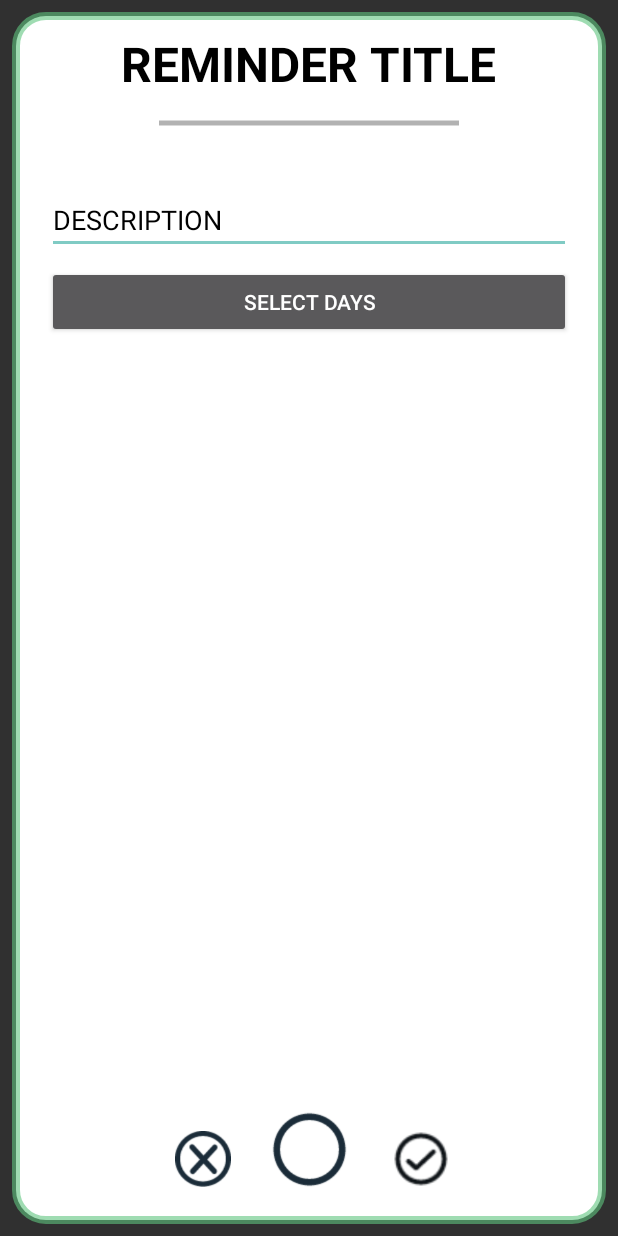
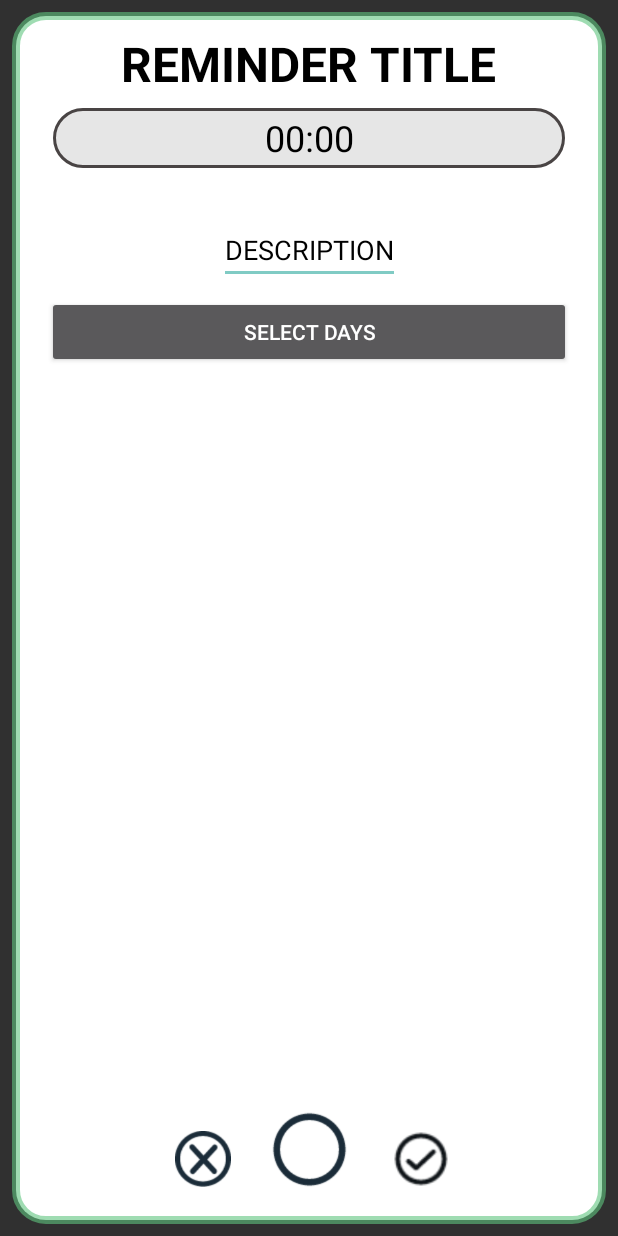
Before and after one commit to Tomroke/MA18Examensarbete, an Android app: the layout fragment_reminder_main.xml on its own in the app's theme, with its tools: preview values and no code run, on a phone screen of 412 x 824 dp. Run offline under Robolectric (Android 15) with nearby library versions, the phone set to English and light mode, and no system bars.

```diff
--- /dev/null
+++ b/app/src/main/res/drawable/custom_progressbar.xml
@@ -0,0 +1,40 @@
+<?xml version="1.0" encoding="utf-8"?>
+<layer-list xmlns:android="http://schemas.android.com/apk/res/android">
+
+    <item>
+        <shape
+            android:shape="rectangle">
+
+            <stroke
+                android:width="2dp"
+                android:color="#494444"/>
+
+            <solid
+                android:color="#E6E6E6"/>
+
+            <corners
+                android:radius="28dp"/>
+
+        </shape>
+    </item>
+
+    <item
+        android:id="@+id/progressbar_colour">
+        <clip>
+            <shape
+                android:shape="rectangle">
+
+                <stroke
+                    android:width="2dp"
+                    android:color="#494444"/>
+
+                <solid
+                    android:color="#B617BB"/>
+
+                <corners
+                    android:radius="28dp"/>
+            </shape>
+        </clip>
+    </item>
+
+</layer-list>
--- a/app/src/main/res/drawable/recycle_item_background.xml
+++ b/app/src/main/res/drawable/recycle_item_background.xml
@@ -3,7 +3,7 @@
 
     <item>
         <shape android:shape="rectangle">
-            <solid android:color="@color/colorPrimary"/>
+            <solid android:color="#F3F3F3"/>
             <corners android:radius="5dp" />
             <stroke
                 android:width="5dp"
--- a/app/src/main/res/layout/fragment_reminder_main.xml
+++ b/app/src/main/res/layout/fragment_reminder_main.xml
@@ -6,7 +6,8 @@
     android:orientation="vertical"
     android:layout_width="match_parent"
     android:layout_height="match_parent"
-    android:background="#00FFFFFF">
+    android:background="#00FFFFFF"
+    android:clickable="false">
 
     <androidx.constraintlayout.widget.ConstraintLayout
         android:id="@+id/fragment__background"
@@ -20,8 +21,9 @@
         <EditText
             android:id="@+id/description_txt"
             android:textColor="#000000"
-            android:layout_width="match_parent"
+            android:layout_width="wrap_content"
             android:layout_height="wrap_content"
+            app:layout_constrainedWidth="true"
             android:layout_marginStart="8dp"
             android:layout_marginTop="24dp"
             android:layout_marginEnd="8dp"
@@ -30,23 +32,42 @@
             app:layout_constraintBottom_toTopOf="@+id/select_days_button"
             app:layout_constraintEnd_toEndOf="parent"
             app:layout_constraintStart_toStartOf="parent"
-            app:layout_constraintTop_toBottomOf="@+id/progressbar_in_reminder" />
+            app:layout_constraintTop_toBottomOf="@+id/progressbar_in_reminder"
+            android:inputType="text"
+            android:importantForAutofill="no" />
 
         <ProgressBar
             android:id="@+id/progressbar_in_reminder"
             style="@android:style/Widget.Holo.Light.ProgressBar.Horizontal"
-            android:layout_width="wrap_content"
-            android:layout_height="wrap_content"
-            android:minHeight="20dp"
-            android:minWidth="200dp"
-            android:layout_marginStart="8dp"
+            android:layout_width="match_parent"
+            android:layout_height="40dp"
+            android:elevation="1dp"
+            android:progressDrawable="@drawable/custom_progressbar"
+            android:layout_marginStart="12dp"
             android:layout_marginTop="8dp"
-            android:layout_marginEnd="8dp"
+            android:layout_marginEnd="12dp"
             android:layout_marginBottom="8dp"
             app:layout_constraintBottom_toTopOf="@+id/description_txt"
             app:layout_constraintEnd_toEndOf="parent"
             app:layout_constraintStart_toStartOf="parent"
-            app:layout_constraintTop_toBottomOf="@+id/title_reminder_txt" />
+            app:layout_constraintTop_toBottomOf="@+id/title_reminder_txt"/>
+
+        <TextView
+            android:id="@+id/progress_txt"
+            android:elevation="2dp"
+            android:layout_width="match_parent"
+            android:layout_height="40dp"
+            android:clickable="true"
+            android:focusable="true"
+            android:text="00:00"
+            android:textSize="24sp"
+            android:textColor="#000000"
+            android:textAlignment="center"
+            android:paddingTop="3dp"
+            app:layout_constraintEnd_toEndOf="@id/progressbar_in_reminder"
+            app:layout_constraintStart_toStartOf="@id/progressbar_in_reminder"
+            app:layout_constraintTop_toTopOf="@id/progressbar_in_reminder"
+            app:layout_constraintBottom_toBottomOf="@+id/progressbar_in_reminder" />
 
         <Button
             android:id="@+id/select_days_button"
```
Also changed, not shown: app/src/main/java/com/example/ma18ea/Calculation.kt (+12 -1 lines), app/src/main/java/com/example/ma18ea/ColourProgressBarGradient.kt (added, +18 -0 lines), app/src/main/java/com/example/ma18ea/Fragments/ReminderMainFragment.kt (+74 -17 lines), app/src/main/java/com/example/ma18ea/MainActivity.kt (+8 -14 lines), app/src/main/java/com/example/ma18ea/ui/RecyclerView/MainRecyclerAdapter.kt (renamed from app/src/main/java/com/example/ma18ea/ui/main/MainRecyclerAdapter.kt, +21 -3 lines), app/src/main/java/com/example/ma18ea/ui/main/Extensions.kt (deleted, +0 -10 lines), app/src/main/res/layout/recycler_view_item.xml (+11 -5 lines).
